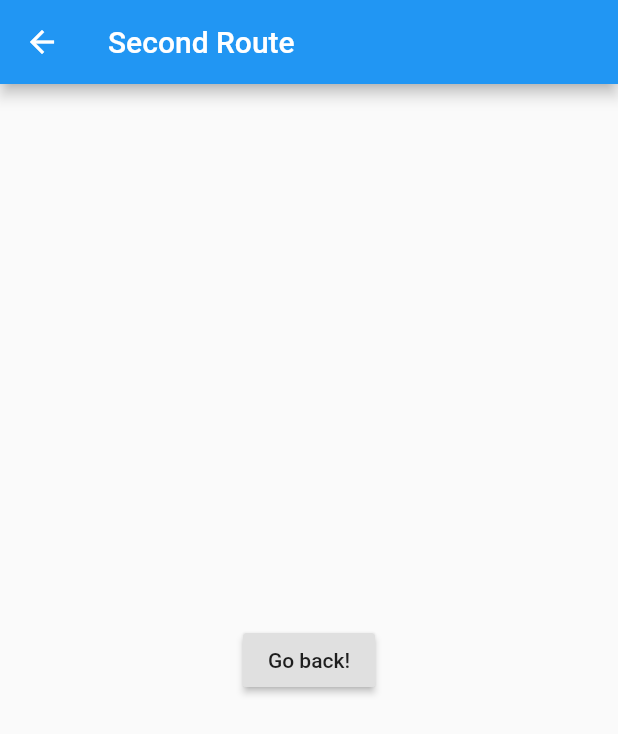
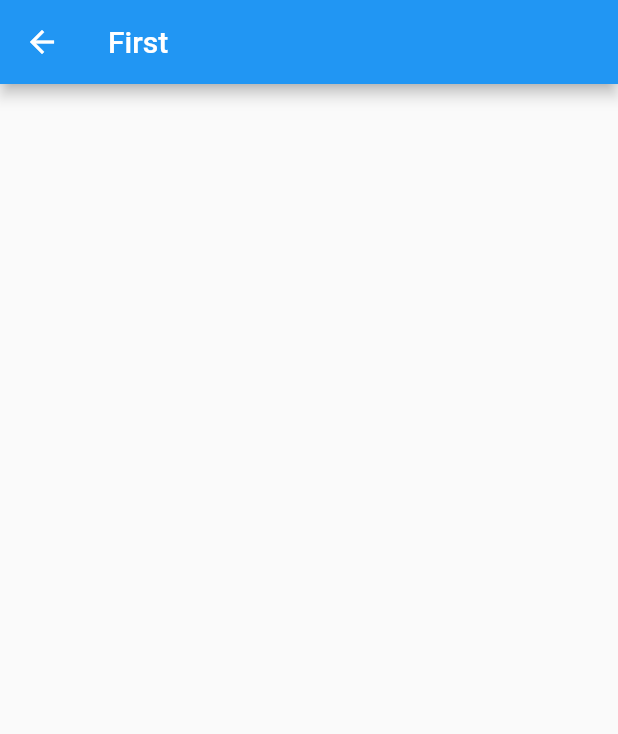
Before and after one commit to belaab/uk_chambers, a Flutter app: the screen it shows after launch, after a tap on "First", on a phone screen of 412 x 824 dp. Shown: the top 734 px of the screen. Run offline on Flutter 3.47's test engine with Material 2 defaults, Android fonts, the phone set to English and light mode, and no system bars.

Commit message:
added navigation to second screen on item click

```diff
--- a/lib/booking_screen.dart
+++ b/lib/booking_screen.dart
@@ -1,19 +1,15 @@
 import 'package:flutter/material.dart';
 
-class SecondRoute extends StatelessWidget {
+class BookingScreen extends StatelessWidget {
+  final String title;
+
+  BookingScreen(this.title);
+
   @override
   Widget build(BuildContext context) {
     return Scaffold(
       appBar: AppBar(
-        title: Text("Second Route"),
-      ),
-      body: Center(
-        child: RaisedButton(
-          onPressed: () {
-            // Navigate back to first route when tapped.
-          },
-          child: Text('Go back!'),
-        ),
+        title: Text(title),
       ),
     );
   }
--- a/lib/main.dart
+++ b/lib/main.dart
@@ -34,25 +34,28 @@ class ChambersListState extends State<ChambersList> {
       itemCount: chambersList.length,
       physics: const NeverScrollableScrollPhysics(),
       itemBuilder: (context, index) {
-        return   InkWell(
+        return InkWell(
           child: singleRowContainer(context, index),
           onTap: () {
             Navigator.push(
               context,
-              MaterialPageRoute(builder: (context) => SecondRoute()),
+              MaterialPageRoute(
+                  builder: (context) => BookingScreen(chambersList[index])),
             );
           },
         );
       },
       separatorBuilder: (BuildContext context, int index) {
-        return Divider(height: 2,);
+        return Divider(
+          height: 2,
+        );
       },
     );
   }
 
   Container singleRowContainer(BuildContext context, int index) {
     return Container(
-        height: MediaQuery.of(context).size.height/3 - 6,
+      height: MediaQuery.of(context).size.height / 3 - 6,
       child: Center(child: Text(chambersList[index])),
       decoration: BoxDecoration(
         image: DecorationImage(
```
Lines whose indentation alone changed are shown as unchanged.
